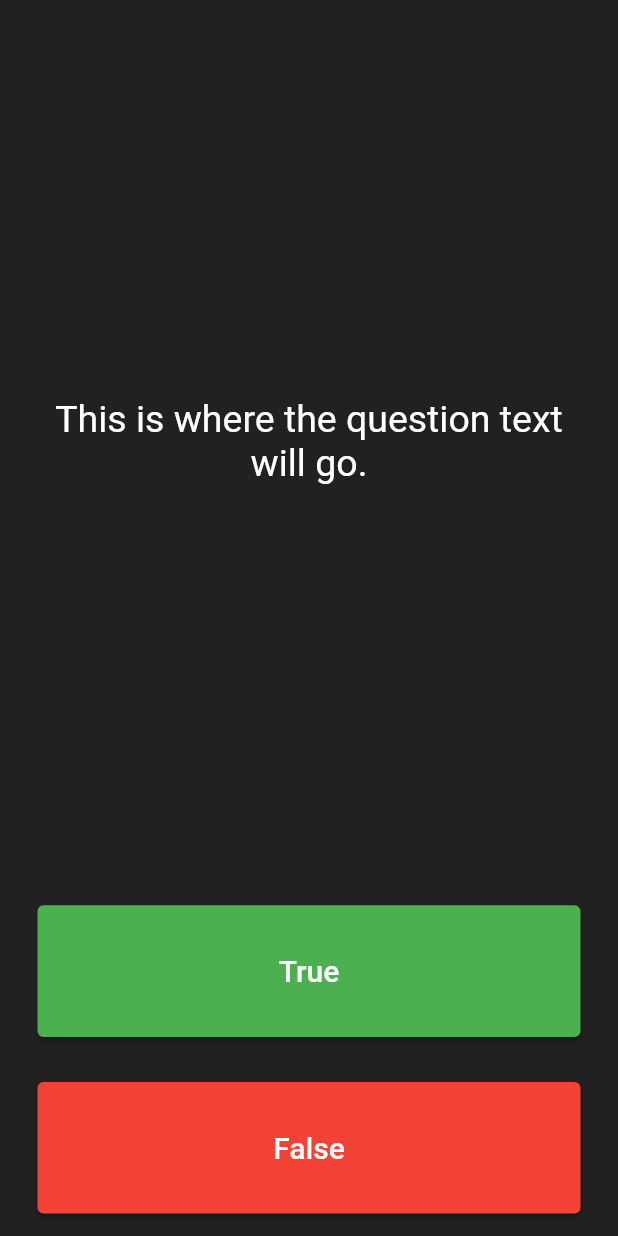
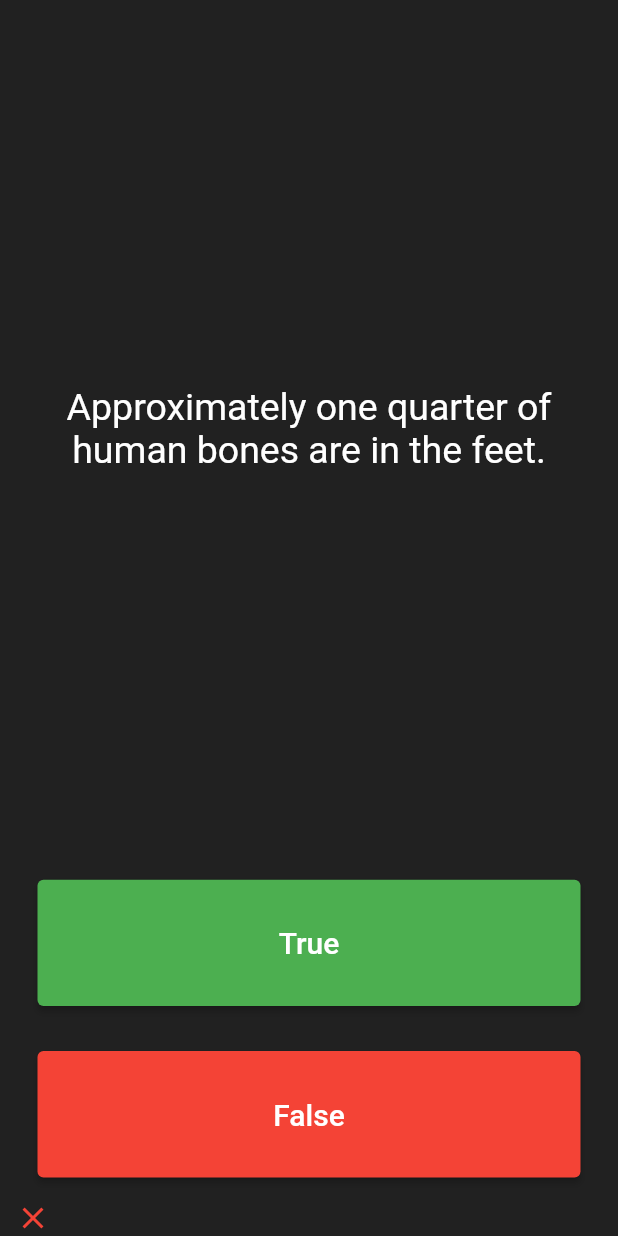
Before and after one commit to oalshokri/quizzler_s_t_tt9, a Flutter app: the screen it shows after launch, after a tap on "True", on a phone screen of 412 x 824 dp. Run offline on Flutter 3.47's test engine with Material 2 defaults, Android fonts, the phone set to English and light mode, and no system bars.

Commit message:
- semifinal version

```diff
--- a/lib/main.dart
+++ b/lib/main.dart
@@ -1,4 +1,6 @@
 import 'package:flutter/material.dart';
+import 'package:quizzler_s_t_tt9/question.dart';
+import 'package:quizzler_s_t_tt9/quizBrain.dart';
 
 void main() => runApp(Quizzler());
 
@@ -25,6 +27,33 @@ class QuizPage extends StatefulWidget {
 }
 
 class _QuizPageState extends State<QuizPage> {
+  QuizBrain quizBrain = QuizBrain();
+
+  List<Icon> scoreKeeper = [];
+
+  void checkAnswer(bool userChoice) {
+    bool correctAnswer = quizBrain.getQuestionAnswer();
+
+    if (correctAnswer == userChoice) {
+      scoreKeeper.add(
+        Icon(
+          Icons.check,
+          color: Colors.green,
+        ),
+      );
+    } else {
+      scoreKeeper.add(
+        Icon(
+          Icons.close,
+          color: Colors.red,
+        ),
+      );
+    }
+    setState(() {
+      quizBrain.nextQuestion();
+    });
+  }
+
   @override
   Widget build(BuildContext context) {
     return Column(
@@ -37,7 +66,7 @@ class _QuizPageState extends State<QuizPage> {
             padding: EdgeInsets.all(10.0),
             child: Center(
               child: Text(
-                'This is where the question text will go.',
+                quizBrain.getQuestionText(),
                 textAlign: TextAlign.center,
                 style: TextStyle(
                   fontSize: 25.0,
@@ -51,9 +80,6 @@ class _QuizPageState extends State<QuizPage> {
           child: Padding(
             padding: EdgeInsets.all(15.0),
             child: ElevatedButton(
-              // style: ButtonStyle().copyWith(
-              //   backgroundColor: MaterialStatePropertyAll(Colors.green),
-              // ),
               style: ButtonStyle(
                 backgroundColor: MaterialStatePropertyAll(Colors.green),
               ),
@@ -66,6 +92,7 @@ class _QuizPageState extends State<QuizPage> {
               ),
               onPressed: () {
                 //The user picked true.
+                checkAnswer(true);
               },
             ),
           ),
@@ -86,11 +113,14 @@ class _QuizPageState extends State<QuizPage> {
               ),
               onPressed: () {
                 //The user picked false.
+                checkAnswer(false);
               },
             ),
           ),
         ),
-        //TODO: Add a Row here as your score keeper
+        Row(
+          children: scoreKeeper,
+        )
       ],
     );
   }
--- /dev/null
+++ b/lib/question.dart
@@ -0,0 +1,6 @@
+class Question {
+  String questionText;
+  bool questionAnswer;
+
+  Question({required this.questionText, required this.questionAnswer});
+}
--- /dev/null
+++ b/lib/quizBrain.dart
@@ -0,0 +1,34 @@
+import 'package:quizzler_s_t_tt9/question.dart';
+
+class QuizBrain {
+  int questionNumber = 0;
+
+  List<Question> _questionBank = [
+    Question(
+      questionText: 'You can lead a cow down stairs but not up stairs.',
+      questionAnswer: false,
+    ),
+    Question(
+      questionText: 'Approximately one quarter of human bones are in the feet.',
+      questionAnswer: true,
+    ),
+    Question(
+      questionText: 'A slug\'s blood is green.',
+      questionAnswer: true,
+    ),
+  ];
+
+  String getQuestionText() {
+    return _questionBank[questionNumber].questionText;
+  }
+
+  bool getQuestionAnswer() {
+    return _questionBank[questionNumber].questionAnswer;
+  }
+
+  void nextQuestion() {
+    if (questionNumber < _questionBank.length - 1) {
+      questionNumber++;
+    }
+  }
+}
```
